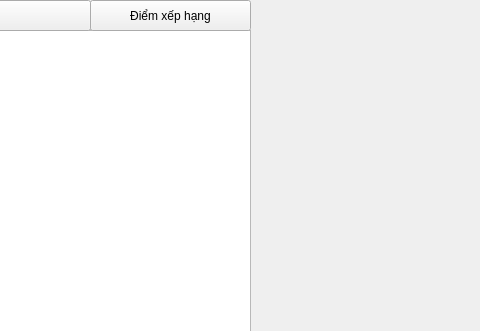
Old version of the form untitled/mainwindow.ui in the repository ledong2512/QtOAQ; both pictures show x 320 to 800 and y 0 to 331 of the 800 by 480 pixel window.
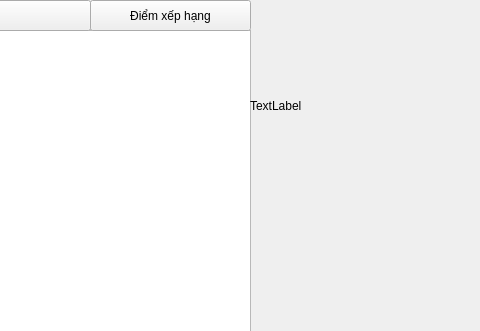
New version of the form. The open tabs and pages were chosen to show the change. Icons and pictures are not drawn.

What changed in the file:
```diff
--- a/untitled/mainwindow.ui
+++ b/untitled/mainwindow.ui
@@ -223,6 +223,24 @@
        <string>Điểm xếp hạng</string>
       </property>
      </widget>
+     <widget class="QLabel" name="avatar">
+      <property name="geometry">
+       <rect>
+        <x>570</x>
+        <y>0</y>
+        <width>231</width>
+        <height>211</height>
+       </rect>
+      </property>
+      <property name="styleSheet">
+       <string notr="true">#avatar{
+background-image:url(:/test/main.jpg)
+}</string>
+      </property>
+      <property name="text">
+       <string>TextLabel</string>
+      </property>
+     </widget>
     </widget>
     <widget class="QWidget" name="page_2"/>
    </widget>
```
Left out of the diff: 2 changed lines with no effect on the pictures.
